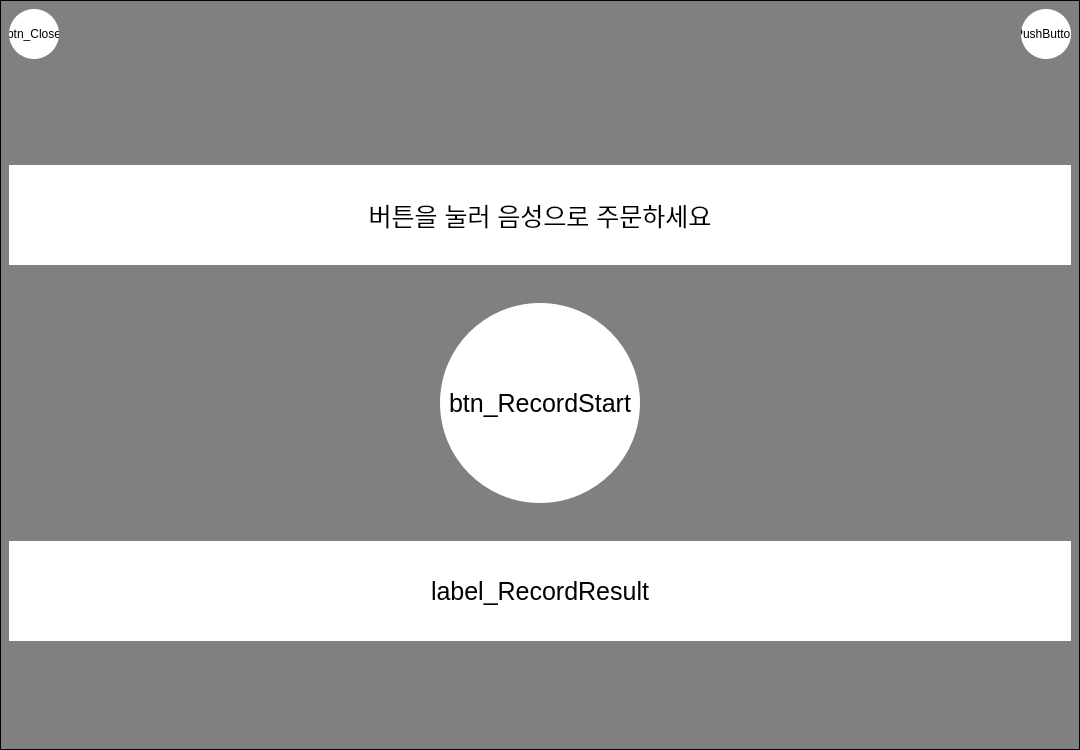
LeeHuSeong/Kiosk_AI, file front/UI/ai_Order_Page.ui: the form before one commit.
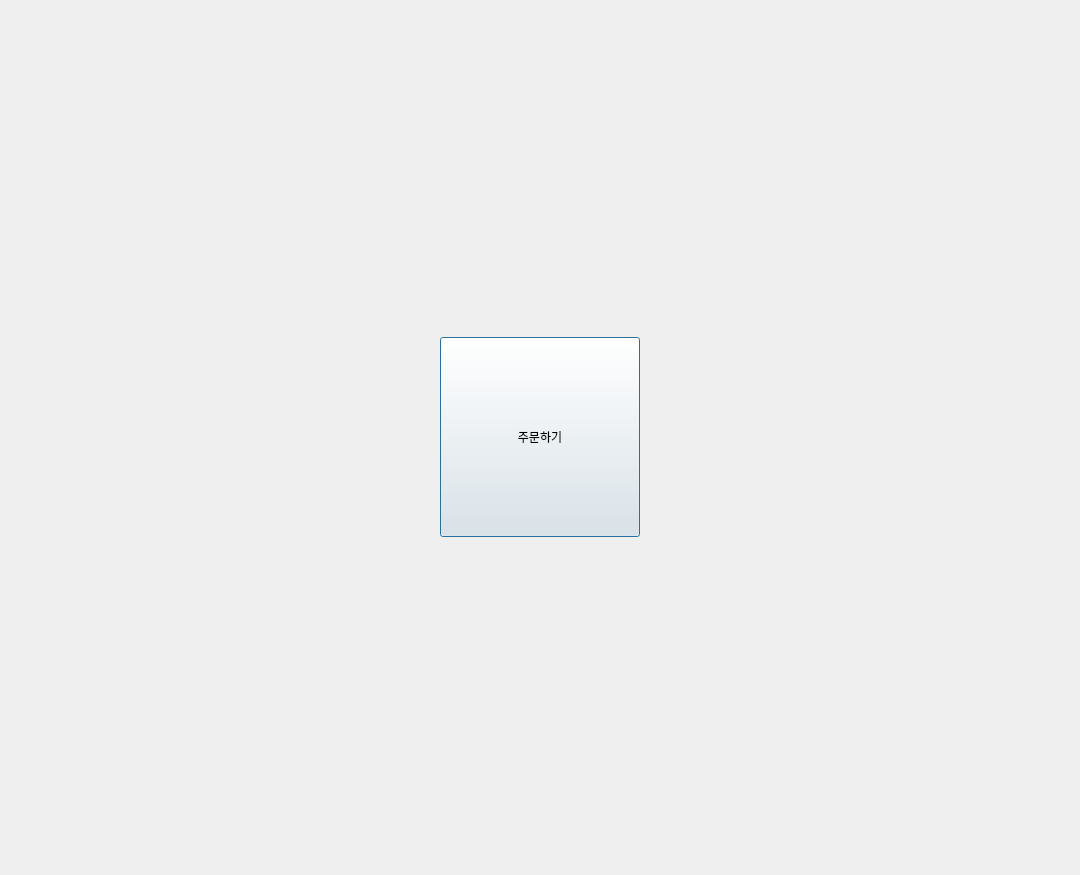
The form after the commit.

Commit message: aiPage_Work MainPc 241119

What changed in the file:
```diff
--- a/front/UI/ai_Order_Page.ui
+++ b/front/UI/ai_Order_Page.ui
@@ -7,7 +7,7 @@
     <x>0</x>
     <y>0</y>
     <width>1080</width>
-    <height>750</height>
+    <height>875</height>
    </rect>
   </property>
   <property name="windowTitle">
@@ -17,25 +17,7 @@
    <enum>Qt::LeftToRight</enum>
   </property>
   <property name="styleSheet">
-   <string notr="true">QPushButton {
-	border-radius: 100%;
-	background: white;
-}
-
-QPushButton:hover {
-	background: lightgrey;
-}
-
-QPushButton:pressed {}
-
-QDialog {
-	border: 1px solid;
-	background: grey;
-}
-
-QLabel {
-	background: white;
-}</string>
+   <string notr="true"/>
   </property>
   <layout class="QGridLayout" name="gridLayout">
    <property name="leftMargin">
@@ -54,249 +36,16 @@
     <number>0</number>
    </property>
    <item row="0" column="0">
-    <widget class="QStackedWidget" name="stackedWidget">
-     <property name="currentIndex">
-      <number>0</number>
+    <widget class="QPushButton" name="pushButton">
+     <property name="maximumSize">
+      <size>
+       <width>200</width>
+       <height>200</height>
+      </size>
      </property>
-     <widget class="QWidget" name="ai_StartPage">
-      <layout class="QVBoxLayout" name="verticalLayout_2">
-       <item>
-        <layout class="QHBoxLayout" name="hLayout_0">
-         <item>
-          <widget class="QPushButton" name="pushButton_2">
-           <property name="sizePolicy">
-            <sizepolicy hsizetype="Fixed" vsizetype="Fixed">
-             <horstretch>0</horstretch>
-             <verstretch>0</verstretch>
-            </sizepolicy>
-           </property>
-           <property name="minimumSize">
-            <size>
-             <width>50</width>
-             <height>50</height>
-            </size>
-           </property>
-           <property name="maximumSize">
-            <size>
-             <width>50</width>
-             <height>50</height>
-            </size>
-           </property>
-           <property name="styleSheet">
-            <string notr="true">border-radius: 25px;</string>
-           </property>
-           <property name="text">
-            <string>btn_Close</string>
-           </property>
-          </widget>
-         </item>
-         <item>
-          <spacer name="horizontalSpacer">
-           <property name="orientation">
-            <enum>Qt::Horizontal</enum>
-           </property>
-           <property name="sizeHint" stdset="0">
-            <size>
-             <width>40</width>
-             <height>20</height>
-            </size>
-           </property>
-          </spacer>
-         </item>
-         <item>
-          <widget class="QPushButton" name="pushButton">
-           <property name="sizePolicy">
-            <sizepolicy hsizetype="Fixed" vsizetype="Fixed">
-             <horstretch>0</horstretch>
-             <verstretch>0</verstretch>
-            </sizepolicy>
-           </property>
-           <property name="minimumSize">
-            <size>
-             <width>50</width>
-             <height>50</height>
-            </size>
-           </property>
-           <property name="maximumSize">
-            <size>
-             <width>50</width>
-             <height>50</height>
-            </size>
-           </property>
-           <property name="styleSheet">
-            <string notr="true">border-radius: 25px;</string>
-           </property>
-           <property name="text">
-            <string>PushButton</string>
-           </property>
-          </widget>
-         </item>
-        </layout>
-       </item>
-       <item>
-        <spacer name="vSpacer_1">
-         <property name="orientation">
-          <enum>Qt::Vertical</enum>
-         </property>
-         <property name="sizeType">
-          <enum>QSizePolicy::Fixed</enum>
-         </property>
-         <property name="sizeHint" stdset="0">
-          <size>
-           <width>20</width>
-           <height>100</height>
-          </size>
-         </property>
-        </spacer>
-       </item>
-       <item>
-        <widget class="QLabel" name="label_Title">
-         <property name="sizePolicy">
-          <sizepolicy hsizetype="Expanding" vsizetype="Fixed">
-           <horstretch>0</horstretch>
-           <verstretch>0</verstretch>
-          </sizepolicy>
-         </property>
-         <property name="minimumSize">
-          <size>
-           <width>0</width>
-           <height>100</height>
-          </size>
-         </property>
-         <property name="maximumSize">
-          <size>
-           <width>16777215</width>
-           <height>100</height>
-          </size>
-         </property>
-         <property name="font">
-          <font>
-           <pointsize>19</pointsize>
-          </font>
-         </property>
-         <property name="text">
-          <string>버튼을 눌러 음성으로 주문하세요</string>
-         </property>
-         <property name="alignment">
-          <set>Qt::AlignCenter</set>
-         </property>
-        </widget>
-       </item>
-       <item>
-        <layout class="QHBoxLayout" name="hLayout_1">
-         <item>
-          <spacer name="verticalSpacer">
-           <property name="orientation">
-            <enum>Qt::Vertical</enum>
-           </property>
-           <property name="sizeHint" stdset="0">
-            <size>
-             <width>20</width>
-             <height>40</height>
-            </size>
-           </property>
-          </spacer>
-         </item>
-         <item>
-          <widget class="QPushButton" name="btn_RecordStart">
-           <property name="sizePolicy">
-            <sizepolicy hsizetype="Fixed" vsizetype="Fixed">
-             <horstretch>0</horstretch>
-             <verstretch>0</verstretch>
-            </sizepolicy>
-           </property>
-           <property name="minimumSize">
-            <size>
-             <width>200</width>
-             <height>200</height>
-            </size>
-           </property>
-           <property name="maximumSize">
-            <size>
-             <width>200</width>
-             <height>200</height>
-            </size>
-           </property>
-           <property name="font">
-            <font>
-             <pointsize>19</pointsize>
-            </font>
-           </property>
-           <property name="styleSheet">
-            <string notr="true"/>
-           </property>
-           <property name="text">
-            <string>btn_RecordStart</string>
-           </property>
-          </widget>
-         </item>
-         <item>
-          <spacer name="verticalSpacer_2">
-           <property name="orientation">
-            <enum>Qt::Vertical</enum>
-           </property>
-           <property name="sizeHint" stdset="0">
-            <size>
-             <width>20</width>
-             <height>40</height>
-            </size>
-           </property>
-          </spacer>
-         </item>
-        </layout>
-       </item>
-       <item>
-        <widget class="QLabel" name="label_RecordResult">
-         <property name="sizePolicy">
-          <sizepolicy hsizetype="Expanding" vsizetype="Fixed">
-           <horstretch>0</horstretch>
-           <verstretch>0</verstretch>
-          </sizepolicy>
-         </property>
-         <property name="minimumSize">
-          <size>
-           <width>0</width>
-           <height>100</height>
-          </size>
-         </property>
-         <property name="maximumSize">
-          <size>
-           <width>16777215</width>
-           <height>100</height>
-          </size>
-         </property>
-         <property name="font">
-          <font>
-           <pointsize>19</pointsize>
-          </font>
-         </property>
-         <property name="text">
-          <string>label_RecordResult</string>
-         </property>
-         <property name="alignment">
-          <set>Qt::AlignCenter</set>
-         </property>
-        </widget>
-       </item>
-       <item>
-        <spacer name="vSpacer_2">
-         <property name="orientation">
-          <enum>Qt::Vertical</enum>
-         </property>
-         <property name="sizeType">
-          <enum>QSizePolicy::Fixed</enum>
-         </property>
-         <property name="sizeHint" stdset="0">
-          <size>
-           <width>20</width>
-           <height>100</height>
-          </size>
-         </property>
-        </spacer>
-       </item>
-      </layout>
-     </widget>
-     <widget class="QWidget" name="page_2"/>
+     <property name="text">
+      <string>주문하기</string>
+     </property>
     </widget>
    </item>
   </layout>
```
Left out of the diff: 19 changed lines with no effect on the pictures. The commit also changes 15 other files.
